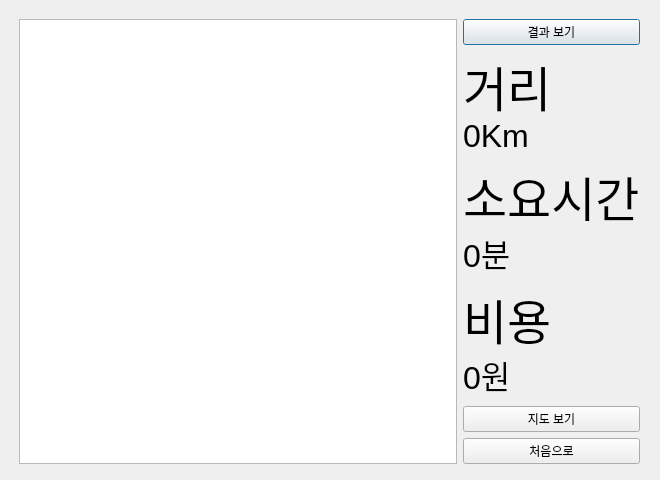
Qt form src/end.ui (wooing1084/TripPlanner) before a commit.
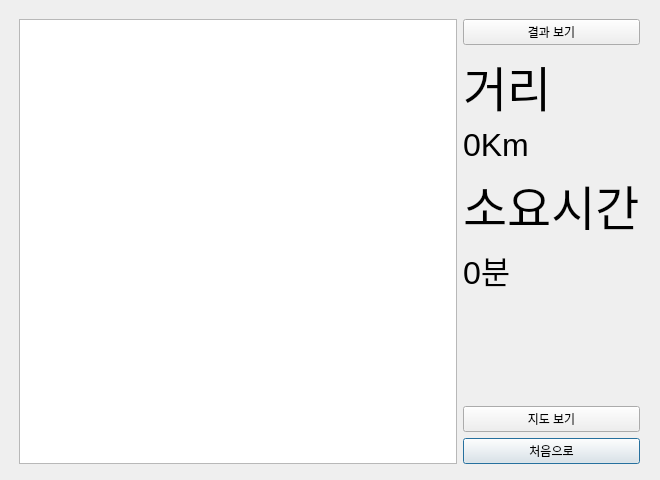
The same form after that commit.

Commit message: upTime updist

The edit to the form file:
```diff
--- a/src/end.ui
+++ b/src/end.ui
@@ -35,6 +35,20 @@
     <property name="bottomMargin">
      <number>10</number>
     </property>
+    <item row="7" column="1">
+     <widget class="QPushButton" name="to_Start">
+      <property name="text">
+       <string>처음으로</string>
+      </property>
+     </widget>
+    </item>
+    <item row="4" column="1">
+     <widget class="QLabel" name="min_time">
+      <property name="text">
+       <string>&lt;html&gt;&lt;head/&gt;&lt;body&gt;&lt;p&gt;&lt;span style=&quot; font-size:24pt;&quot;&gt;0분&lt;/span&gt;&lt;/p&gt;&lt;/body&gt;&lt;/html&gt;</string>
+      </property>
+     </widget>
+    </item>
     <item row="0" column="1">
      <widget class="QPushButton" name="pushButton">
       <property name="text">
@@ -43,41 +57,13 @@
      </widget>
     </item>
     <item row="6" column="1">
-     <widget class="QLabel" name="label_6">
-      <property name="text">
-       <string>&lt;html&gt;&lt;head/&gt;&lt;body&gt;&lt;p&gt;&lt;span style=&quot; font-size:24pt;&quot;&gt;0원&lt;/span&gt;&lt;/p&gt;&lt;/body&gt;&lt;/html&gt;</string>
-      </property>
-     </widget>
-    </item>
-    <item row="5" column="1">
-     <widget class="QLabel" name="label_3">
-      <property name="text">
-       <string>&lt;html&gt;&lt;head/&gt;&lt;body&gt;&lt;p&gt;&lt;span style=&quot; font-size:36pt;&quot;&gt;비용&lt;/span&gt;&lt;/p&gt;&lt;/body&gt;&lt;/html&gt;</string>
-      </property>
-     </widget>
-    </item>
-    <item row="8" column="1">
      <widget class="QPushButton" name="TotheMAP">
       <property name="text">
        <string>지도 보기</string>
       </property>
      </widget>
     </item>
-    <item row="9" column="1">
-     <widget class="QPushButton" name="to_Start">
-      <property name="text">
-       <string>처음으로</string>
-      </property>
-     </widget>
-    </item>
-    <item row="4" column="1">
-     <widget class="QLabel" name="label_4">
-      <property name="text">
-       <string>&lt;html&gt;&lt;head/&gt;&lt;body&gt;&lt;p&gt;&lt;span style=&quot; font-size:24pt;&quot;&gt;0분&lt;/span&gt;&lt;/p&gt;&lt;/body&gt;&lt;/html&gt;</string>
-      </property>
-     </widget>
-    </item>
-    <item row="7" column="1">
+    <item row="5" column="1">
      <spacer name="verticalSpacer">
       <property name="orientation">
        <enum>Qt::Vertical</enum>
@@ -90,13 +76,6 @@
       </property>
      </spacer>
     </item>
-    <item row="3" column="1">
-     <widget class="QLabel" name="label_5">
-      <property name="text">
-       <string>&lt;html&gt;&lt;head/&gt;&lt;body&gt;&lt;p&gt;&lt;span style=&quot; font-size:36pt;&quot;&gt;소요시간&lt;/span&gt;&lt;/p&gt;&lt;/body&gt;&lt;/html&gt;</string>
-      </property>
-     </widget>
-    </item>
     <item row="1" column="1">
      <widget class="QLabel" name="label">
       <property name="text">
@@ -105,13 +84,20 @@
      </widget>
     </item>
     <item row="2" column="1">
-     <widget class="QLabel" name="label_2">
+     <widget class="QLabel" name="km_dis">
       <property name="text">
        <string>&lt;html&gt;&lt;head/&gt;&lt;body&gt;&lt;p&gt;&lt;span style=&quot; font-size:24pt;&quot;&gt;0Km&lt;/span&gt;&lt;/p&gt;&lt;/body&gt;&lt;/html&gt;</string>
       </property>
      </widget>
     </item>
-    <item row="0" column="0" rowspan="10">
+    <item row="3" column="1">
+     <widget class="QLabel" name="label_5">
+      <property name="text">
+       <string>&lt;html&gt;&lt;head/&gt;&lt;body&gt;&lt;p&gt;&lt;span style=&quot; font-size:36pt;&quot;&gt;소요시간&lt;/span&gt;&lt;/p&gt;&lt;/body&gt;&lt;/html&gt;</string>
+      </property>
+     </widget>
+    </item>
+    <item row="0" column="0" rowspan="8">
      <widget class="QListWidget" name="listWidget"/>
     </item>
    </layout>
```
The commit also changes 2 other files.
